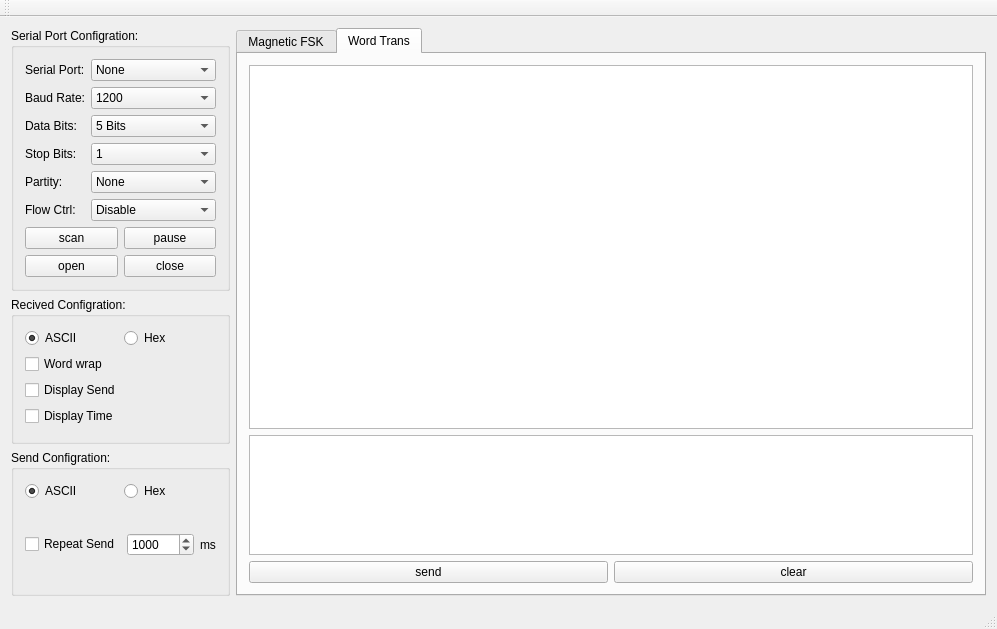
The window that PRO/MAGNETIC_SYSTEM_WIN_OS/mainwindow.ui (carloscn/magneticfsk) describes before a commit, drawn with Qt 5.
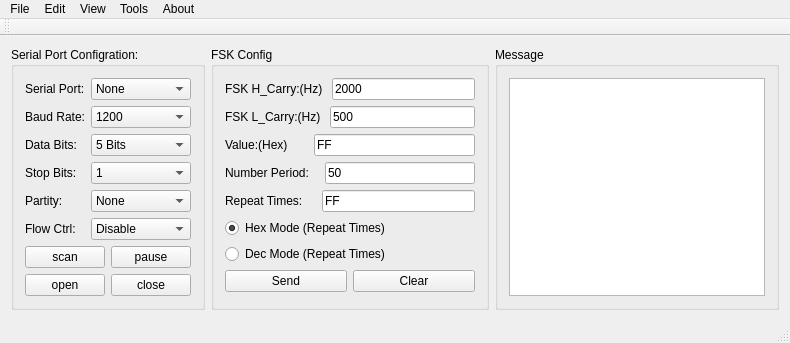
The same window after the commit. The open tabs and pages were chosen to show the change.

Patch:
```diff
--- a/PRO/MAGNETIC_SYSTEM_WIN_OS/mainwindow.ui
+++ b/PRO/MAGNETIC_SYSTEM_WIN_OS/mainwindow.ui
@@ -6,15 +6,15 @@
    <rect>
     <x>0</x>
     <y>0</y>
-    <width>997</width>
-    <height>629</height>
+    <width>790</width>
+    <height>330</height>
    </rect>
   </property>
   <property name="windowTitle">
    <string>MainWindow</string>
   </property>
   <widget class="QWidget" name="centralWidget">
-   <layout class="QHBoxLayout" name="horizontalLayout_4">
+   <layout class="QHBoxLayout" name="horizontalLayout">
     <item>
      <layout class="QVBoxLayout" name="verticalLayout_6">
       <item>
@@ -252,152 +252,20 @@
         </layout>
        </widget>
       </item>
+     </layout>
+    </item>
       <item>
        <widget class="QGroupBox" name="groupBox_2">
         <property name="title">
-         <string>Recived Configration:</string>
-        </property>
-        <layout class="QHBoxLayout" name="horizontalLayout_13">
-         <item>
-          <layout class="QVBoxLayout" name="verticalLayout_2">
-           <item>
-            <layout class="QHBoxLayout" name="horizontalLayout">
-             <item>
-              <widget class="QRadioButton" name="radioButton_rec_ascii">
-               <property name="text">
-                <string>ASCII</string>
-               </property>
-               <property name="checked">
-                <bool>true</bool>
-               </property>
-              </widget>
-             </item>
-             <item>
-              <widget class="QRadioButton" name="radioButton_rec_hex">
-               <property name="text">
-                <string>Hex</string>
-               </property>
-              </widget>
-             </item>
-            </layout>
-           </item>
-           <item>
-            <widget class="QCheckBox" name="checkBox_wordwrap">
-             <property name="text">
-              <string>Word wrap</string>
-             </property>
-            </widget>
-           </item>
-           <item>
-            <widget class="QCheckBox" name="checkBox_dispsend">
-             <property name="text">
-              <string>Display Send</string>
-             </property>
-            </widget>
-           </item>
-           <item>
-            <widget class="QCheckBox" name="checkBox_disptime">
-             <property name="text">
-              <string>Display Time</string>
-             </property>
-            </widget>
-           </item>
-          </layout>
-         </item>
-        </layout>
-       </widget>
-      </item>
-      <item>
-       <widget class="QGroupBox" name="groupBox_3">
-        <property name="title">
-         <string>Send Configration:</string>
-        </property>
-        <layout class="QHBoxLayout" name="horizontalLayout_12">
-         <item>
-          <layout class="QVBoxLayout" name="verticalLayout_4">
-           <item>
-            <layout class="QHBoxLayout" name="horizontalLayout_3">
-             <item>
-              <widget class="QRadioButton" name="radioButton_send_ascii">
-               <property name="text">
-                <string>ASCII</string>
-               </property>
-               <property name="checked">
-                <bool>true</bool>
-               </property>
-              </widget>
-             </item>
-             <item>
-              <widget class="QRadioButton" name="radioButton_send_hex">
-               <property name="text">
-                <string>Hex</string>
-               </property>
-              </widget>
-             </item>
-            </layout>
-           </item>
-           <item>
-            <layout class="QHBoxLayout" name="horizontalLayout_2">
-             <item>
-              <widget class="QCheckBox" name="checkBox_repeat">
-               <property name="text">
-                <string>Repeat Send</string>
-               </property>
-              </widget>
-             </item>
-             <item>
-              <widget class="QSpinBox" name="spinBox_repeat">
-               <property name="maximum">
-                <number>999999</number>
-               </property>
-               <property name="value">
-                <number>1000</number>
-               </property>
-              </widget>
-             </item>
-             <item>
-              <widget class="QLabel" name="label_6">
-               <property name="text">
-                <string>ms</string>
-               </property>
-              </widget>
-             </item>
-            </layout>
-           </item>
-          </layout>
-         </item>
-        </layout>
-       </widget>
-      </item>
-     </layout>
-    </item>
-    <item>
-     <widget class="QTabWidget" name="tabWidget">
-      <property name="currentIndex">
-       <number>0</number>
-      </property>
-      <widget class="QWidget" name="draw">
-       <attribute name="title">
-        <string>Magnetic FSK</string>
-       </attribute>
-       <widget class="QWidget" name="">
-        <property name="geometry">
-         <rect>
-          <x>10</x>
-          <y>20</y>
-          <width>701</width>
-          <height>221</height>
-         </rect>
-        </property>
-        <layout class="QHBoxLayout" name="horizontalLayout_18">
-         <item>
+       <string>FSK Config</string>
+      </property>
           <layout class="QVBoxLayout" name="verticalLayout">
            <item>
             <layout class="QHBoxLayout" name="horizontalLayout_9">
              <item>
               <widget class="QLabel" name="label_7">
                <property name="text">
-                <string>FSK H_Carry: </string>
+            <string>FSK H_Carry:(Hz) </string>
                </property>
               </widget>
              </item>
@@ -415,7 +283,7 @@
              <item>
               <widget class="QLabel" name="label_8">
                <property name="text">
-                <string>FSK_L_Carry: </string>
+            <string>FSK L_Carry:(Hz) </string>
                </property>
               </widget>
              </item>
@@ -433,7 +301,7 @@
              <item>
               <widget class="QLabel" name="label_9">
                <property name="text">
-                <string>Value:       </string>
+            <string>Value:(Hex)      </string>
                </property>
               </widget>
              </item>
@@ -446,37 +314,12 @@
              </item>
             </layout>
            </item>
-           <item>
-            <layout class="QHBoxLayout" name="horizontalLayout_14">
-             <item>
-              <widget class="QLabel" name="label_10">
-               <property name="text">
-                <string>Repeat Times:</string>
-               </property>
-              </widget>
-             </item>
-             <item>
-              <widget class="QLineEdit" name="lineEdit_fsk_repeat_times">
-               <property name="text">
-                <string>100</string>
-               </property>
-              </widget>
-             </item>
-            </layout>
-           </item>
-           <item>
-            <widget class="QLabel" name="label_17">
-             <property name="text">
-              <string>p.s:0 is stop, 0xFF is always.</string>
-             </property>
-            </widget>
-           </item>
            <item>
             <layout class="QHBoxLayout" name="horizontalLayout_15">
              <item>
               <widget class="QLabel" name="label_11">
                <property name="text">
-                <string>Number Period:</string>
+            <string>Number Period:   </string>
                </property>
               </widget>
              </item>
@@ -492,20 +335,37 @@
            <item>
             <layout class="QHBoxLayout" name="horizontalLayout_16">
              <item>
-              <widget class="QRadioButton" name="radioButton_fsk_dec_mode">
+          <widget class="QLabel" name="label_10">
                <property name="text">
-                <string>Dec Mode</string>
-               </property>
-              </widget>
+            <string>Repeat Times:    </string>
+           </property>
+          </widget>
+         </item>
+         <item>
+          <widget class="QLineEdit" name="lineEdit_fsk_repeat_times">
+           <property name="text">
+            <string>FF</string>
+           </property>
+          </widget>
+         </item>
+        </layout>
              </item>
              <item>
               <widget class="QRadioButton" name="radioButton_fsk_hex_mode">
                <property name="text">
-                <string>Hex Mode</string>
+          <string>Hex Mode (Repeat Times)</string>
+         </property>
+         <property name="checked">
+          <bool>true</bool>
                </property>
               </widget>
              </item>
-            </layout>
+       <item>
+        <widget class="QRadioButton" name="radioButton_fsk_dec_mode">
+         <property name="text">
+          <string>Dec Mode (Repeat Times)</string>
+         </property>
+        </widget>
            </item>
            <item>
             <layout class="QHBoxLayout" name="horizontalLayout_17">
@@ -526,65 +386,18 @@
             </layout>
            </item>
           </layout>
+     </widget>
          </item>
          <item>
-          <widget class="QTextBrowser" name="textBrowser_fsk"/>
-         </item>
-        </layout>
-       </widget>
-      </widget>
-      <widget class="QWidget" name="tab">
-       <attribute name="title">
-        <string>Word Trans</string>
-       </attribute>
+     <widget class="QGroupBox" name="groupBox_3">
+      <property name="title">
+       <string>Message</string>
+      </property>
        <layout class="QVBoxLayout" name="verticalLayout_3">
         <item>
-         <layout class="QVBoxLayout" name="verticalLayout_8">
-          <item>
-           <widget class="QTextBrowser" name="textBrowser_rec">
-            <property name="styleSheet">
-             <string notr="true">font: 12pt &quot;Ubuntu Mono&quot;;</string>
-            </property>
-           </widget>
-          </item>
-          <item>
-           <widget class="QTextEdit" name="textEdit_send">
-            <property name="minimumSize">
-             <size>
-              <width>0</width>
-              <height>50</height>
-             </size>
-            </property>
-            <property name="maximumSize">
-             <size>
-              <width>16777215</width>
-              <height>120</height>
-             </size>
-            </property>
-           </widget>
-          </item>
-          <item>
-           <layout class="QHBoxLayout" name="horizontalLayout_5">
-            <item>
-             <widget class="QPushButton" name="pushButton_send">
-              <property name="text">
-               <string>send</string>
-              </property>
-             </widget>
-            </item>
-            <item>
-             <widget class="QPushButton" name="pushButton_clear">
-              <property name="text">
-               <string>clear</string>
-              </property>
-             </widget>
-            </item>
-           </layout>
-          </item>
-         </layout>
-        </item>
-       </layout>
-      </widget>
+        <widget class="QTextBrowser" name="textBrowser_fsk"/>
+       </item>
+      </layout>
      </widget>
     </item>
    </layout>
@@ -594,10 +407,40 @@
     <rect>
      <x>0</x>
      <y>0</y>
-     <width>997</width>
+     <width>790</width>
      <height>25</height>
     </rect>
    </property>
+   <widget class="QMenu" name="menuFile">
+    <property name="title">
+     <string>File</string>
+    </property>
+   </widget>
+   <widget class="QMenu" name="menuEdit">
+    <property name="title">
+     <string>Edit</string>
+    </property>
+   </widget>
+   <widget class="QMenu" name="menuTools">
+    <property name="title">
+     <string>View</string>
+    </property>
+   </widget>
+   <widget class="QMenu" name="menuTools_2">
+    <property name="title">
+     <string>Tools</string>
+    </property>
+   </widget>
+   <widget class="QMenu" name="menuAbout">
+    <property name="title">
+     <string>About</string>
+    </property>
+   </widget>
+   <addaction name="menuFile"/>
+   <addaction name="menuEdit"/>
+   <addaction name="menuTools"/>
+   <addaction name="menuTools_2"/>
+   <addaction name="menuAbout"/>
   </widget>
   <widget class="QToolBar" name="mainToolBar">
    <attribute name="toolBarArea">
```
Left out of the diff: 2 changed lines with no effect on the pictures. Lines whose indentation alone changed are shown as unchanged.
